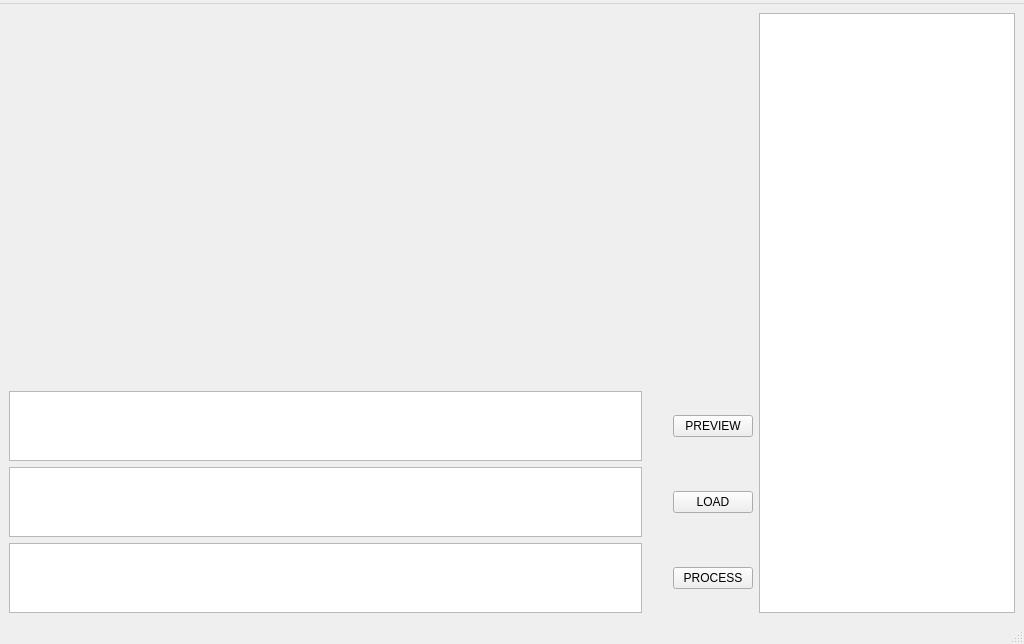
hwangyoon/ImageAugmentation, file guidir/mainwindow/mainwindow.ui: the form before one commit.
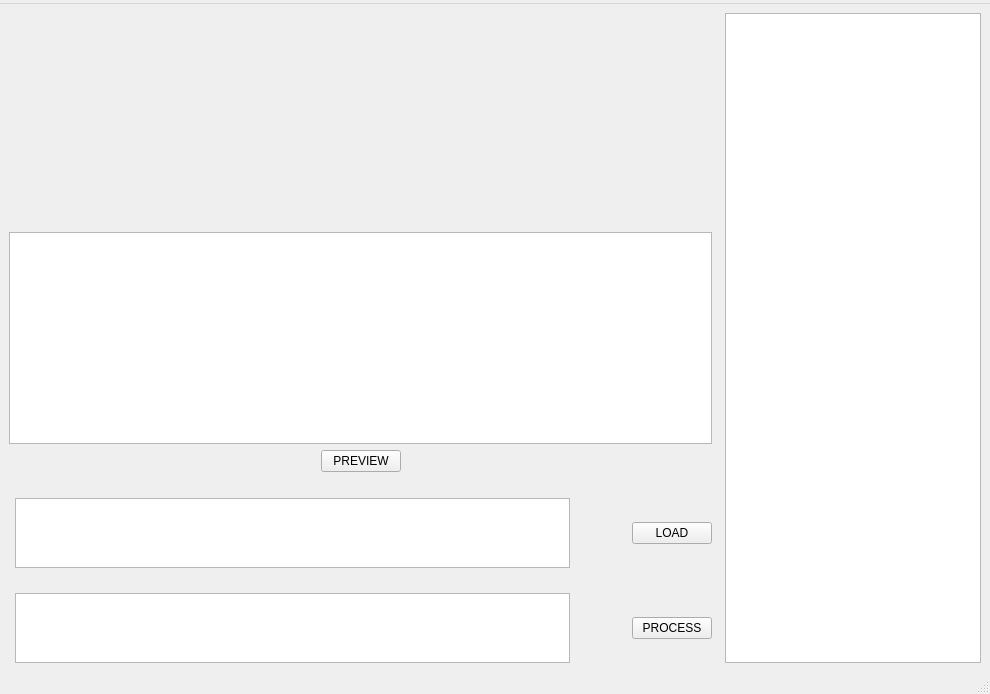
The form after the commit.

What changed in the file:
```diff
--- a/guidir/mainwindow/mainwindow.ui
+++ b/guidir/mainwindow/mainwindow.ui
@@ -6,43 +6,34 @@
    <rect>
     <x>0</x>
     <y>0</y>
-    <width>1024</width>
-    <height>644</height>
+    <width>990</width>
+    <height>694</height>
    </rect>
   </property>
+  <property name="sizePolicy">
+   <sizepolicy hsizetype="Ignored" vsizetype="Preferred">
+    <horstretch>0</horstretch>
+    <verstretch>0</verstretch>
+   </sizepolicy>
+  </property>
   <property name="windowTitle">
    <string>Image Augmentation</string>
   </property>
+  <property name="styleSheet">
+   <string notr="true"/>
+  </property>
   <widget class="QWidget" name="centralwidget">
    <property name="sizePolicy">
-    <sizepolicy hsizetype="Preferred" vsizetype="Preferred">
+    <sizepolicy hsizetype="Ignored" vsizetype="Preferred">
      <horstretch>0</horstretch>
      <verstretch>0</verstretch>
     </sizepolicy>
    </property>
-   <layout class="QHBoxLayout" name="horizontalLayout_2">
+   <layout class="QHBoxLayout" name="horizontalLayout_7" stretch="1,1">
     <item>
-     <layout class="QHBoxLayout" name="horizontalLayout">
+     <layout class="QVBoxLayout" name="verticalLayout_3" stretch="1,1,1">
       <item>
-       <layout class="QVBoxLayout" name="verticalLayout_2" stretch="1,1000000000,1,1,1,1,1">
-        <property name="sizeConstraint">
-         <enum>QLayout::SetMinAndMaxSize</enum>
-        </property>
-        <item>
-         <spacer name="verticalSpacer_6">
-          <property name="orientation">
-           <enum>Qt::Vertical</enum>
-          </property>
-          <property name="sizeHint" stdset="0">
-           <size>
-            <width>20</width>
-            <height>40</height>
-           </size>
-          </property>
-         </spacer>
-        </item>
-        <item>
-         <layout class="QHBoxLayout" name="horizontalLayout_4">
+       <layout class="QHBoxLayout" name="horizontalLayout_5" stretch="0,10,10,0">
           <item>
            <spacer name="horizontalSpacer_5">
             <property name="orientation">
@@ -53,8 +44,23 @@
             </property>
             <property name="sizeHint" stdset="0">
              <size>
-              <width>10</width>
+            <width>13</width>
               <height>20</height>
+           </size>
+          </property>
+         </spacer>
+        </item>
+        <item>
+         <layout class="QVBoxLayout" name="verticalLayout_2">
+          <item>
+           <spacer name="verticalSpacer_6">
+            <property name="orientation">
+             <enum>Qt::Vertical</enum>
+            </property>
+            <property name="sizeHint" stdset="0">
+             <size>
+              <width>20</width>
+              <height>40</height>
              </size>
             </property>
            </spacer>
@@ -73,6 +79,34 @@
            </widget>
           </item>
           <item>
+           <spacer name="verticalSpacer">
+            <property name="orientation">
+             <enum>Qt::Vertical</enum>
+            </property>
+            <property name="sizeHint" stdset="0">
+             <size>
+              <width>20</width>
+              <height>40</height>
+             </size>
+            </property>
+           </spacer>
+          </item>
+         </layout>
+        </item>
+        <item>
+         <spacer name="horizontalSpacer_11">
+          <property name="orientation">
+           <enum>Qt::Horizontal</enum>
+          </property>
+          <property name="sizeHint" stdset="0">
+           <size>
+            <width>40</width>
+            <height>20</height>
+           </size>
+          </property>
+         </spacer>
+        </item>
+        <item>
            <spacer name="horizontalSpacer_6">
             <property name="orientation">
              <enum>Qt::Horizontal</enum>
@@ -91,28 +125,33 @@
          </layout>
         </item>
         <item>
-         <spacer name="verticalSpacer_5">
-          <property name="orientation">
-           <enum>Qt::Vertical</enum>
-          </property>
-          <property name="sizeHint" stdset="0">
-           <size>
-            <width>20</width>
-            <height>40</height>
-           </size>
-          </property>
-         </spacer>
-        </item>
-        <item>
-         <layout class="QHBoxLayout" name="horizontalLayout_6" stretch="100,4,10">
-          <property name="sizeConstraint">
-           <enum>QLayout::SetDefaultConstraint</enum>
-          </property>
+       <layout class="QHBoxLayout" name="horizontalLayout_6" stretch="100,1">
           <item>
            <widget class="QTextBrowser" name="textBrowser_info"/>
           </item>
           <item>
-           <spacer name="horizontalSpacer">
+         <spacer name="horizontalSpacer_2">
+          <property name="orientation">
+           <enum>Qt::Horizontal</enum>
+          </property>
+          <property name="sizeHint" stdset="0">
+           <size>
+            <width>40</width>
+            <height>20</height>
+           </size>
+          </property>
+         </spacer>
+        </item>
+       </layout>
+      </item>
+      <item>
+       <layout class="QHBoxLayout" name="horizontalLayout_4" stretch="100,1">
+        <item>
+         <layout class="QVBoxLayout" name="verticalLayout" stretch="10,1,1,1,1">
+          <item>
+           <layout class="QHBoxLayout" name="horizontalLayout_3">
+            <item>
+             <spacer name="horizontalSpacer_9">
             <property name="orientation">
              <enum>Qt::Horizontal</enum>
             </property>
@@ -131,10 +170,23 @@
             </property>
            </widget>
           </item>
+            <item>
+             <spacer name="horizontalSpacer">
+              <property name="orientation">
+               <enum>Qt::Horizontal</enum>
+              </property>
+              <property name="sizeHint" stdset="0">
+               <size>
+                <width>40</width>
+                <height>20</height>
+               </size>
+              </property>
+             </spacer>
+            </item>
          </layout>
         </item>
         <item>
-         <spacer name="verticalSpacer_4">
+           <spacer name="verticalSpacer_5">
           <property name="orientation">
            <enum>Qt::Vertical</enum>
           </property>
@@ -147,10 +199,20 @@
          </spacer>
         </item>
         <item>
-         <layout class="QHBoxLayout" name="horizontalLayout_3" stretch="100,4,10">
-          <property name="sizeConstraint">
-           <enum>QLayout::SetMinAndMaxSize</enum>
-          </property>
+           <layout class="QHBoxLayout" name="horizontalLayout_2" stretch="1,100,10,1">
+            <item>
+             <spacer name="horizontalSpacer_8">
+              <property name="orientation">
+               <enum>Qt::Horizontal</enum>
+              </property>
+              <property name="sizeHint" stdset="0">
+               <size>
+                <width>40</width>
+                <height>20</height>
+               </size>
+              </property>
+             </spacer>
+            </item>
           <item>
            <widget class="QTextEdit" name="textEdit_path_in"/>
           </item>
@@ -177,7 +239,33 @@
          </layout>
         </item>
         <item>
-         <layout class="QHBoxLayout" name="horizontalLayout_5" stretch="100,4,10">
+           <spacer name="verticalSpacer_4">
+            <property name="orientation">
+             <enum>Qt::Vertical</enum>
+            </property>
+            <property name="sizeHint" stdset="0">
+             <size>
+              <width>20</width>
+              <height>40</height>
+             </size>
+            </property>
+           </spacer>
+          </item>
+          <item>
+           <layout class="QHBoxLayout" name="horizontalLayout" stretch="1,100,10,1">
+            <item>
+             <spacer name="horizontalSpacer_3">
+              <property name="orientation">
+               <enum>Qt::Horizontal</enum>
+              </property>
+              <property name="sizeHint" stdset="0">
+               <size>
+                <width>40</width>
+                <height>20</height>
+               </size>
+              </property>
+             </spacer>
+            </item>
           <item>
            <widget class="QTextEdit" name="textEdit_path_out"/>
           </item>
@@ -206,6 +294,23 @@
        </layout>
       </item>
       <item>
+         <spacer name="horizontalSpacer_10">
+          <property name="orientation">
+           <enum>Qt::Horizontal</enum>
+          </property>
+          <property name="sizeHint" stdset="0">
+           <size>
+            <width>13</width>
+            <height>17</height>
+           </size>
+          </property>
+         </spacer>
+        </item>
+       </layout>
+      </item>
+     </layout>
+    </item>
+    <item>
        <widget class="QListWidget" name="listWidget_algo">
         <property name="sizePolicy">
          <sizepolicy hsizetype="Fixed" vsizetype="Expanding">
@@ -219,15 +324,13 @@
        </widget>
       </item>
      </layout>
-    </item>
-   </layout>
   </widget>
   <widget class="QMenuBar" name="menubar">
    <property name="geometry">
     <rect>
      <x>0</x>
      <y>0</y>
-     <width>1024</width>
+     <width>990</width>
      <height>28</height>
     </rect>
    </property>
```
Lines whose indentation alone changed are shown as unchanged.
